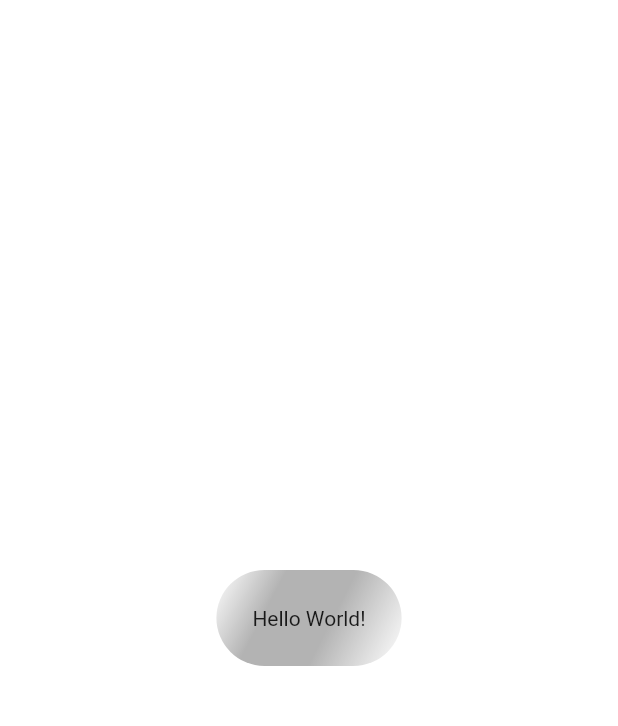
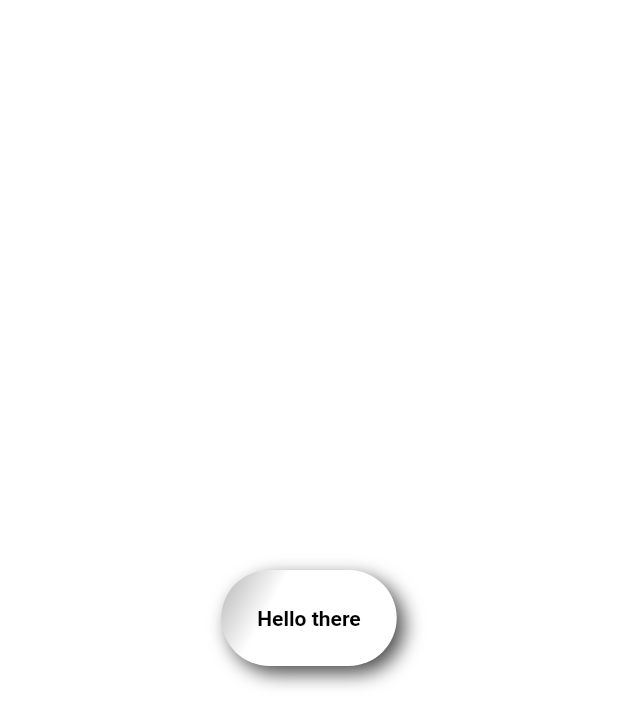
Before and after one commit to Bechkalo/random_color_app, a Flutter app: the screen it shows after launch, on a phone screen of 412 x 824 dp. Shown: the top 726 px of the screen. Run offline on Flutter 3.47's test engine with Material 2 defaults, Android fonts, the phone set to English and light mode, and no system bars; our stand-ins replace freezed_annotation; generated files the repository leaves out were written again.

Commit message:
Implement state management using Provider in the project.

```diff
--- /dev/null
+++ b/lib/presentation/controllers/states/home_page_controller_state.dart
@@ -0,0 +1,23 @@
+import 'package:flutter/material.dart';
+import 'package:freezed_annotation/freezed_annotation.dart';
+
+part 'home_page_controller_state.freezed.dart';
+
+/// A Freezed class that represents the state of the HomePageController widget.
+@freezed
+class HomePageControllerState with _$HomePageControllerState {
+  /// Factory constructor for the HomePageControllerState class.
+  const factory HomePageControllerState({
+    /// Show error on Home Page.
+    @Default(false) bool isError,
+
+    /// Change view of button.
+    @Default(false) bool isPressedButton,
+
+    /// Change color of background.
+    @Default(Colors.white) Color selectedBackgroundColor,
+
+    /// Change color of text.
+    @Default(Colors.black) Color selectedTextColor,
+  }) = _HomePageControllerState;
+}
--- a/lib/presentation/view/pages/home_page.dart
+++ b/lib/presentation/view/pages/home_page.dart
@@ -1,7 +1,11 @@
 import 'package:flutter/material.dart';
+
+import 'package:provider/provider.dart';
+import 'package:random_color_app/presentation/controllers/home_page/home_page_controller.dart';
 import 'package:random_color_app/presentation/view/common_widgets/neumorphic_container.dart';
-import 'package:random_color_app/utility/collection_extensions.dart';
-import 'package:random_color_app/utility/color_utils.dart';
+
+/// A constant maximum number of lines in the text of 2.
+const textMaxLines = 2;
 
 /// This widget is the main page of application.
 class HomePage extends StatefulWidget {
@@ -13,46 +17,81 @@ class HomePage extends StatefulWidget {
 }
 
 class _HomePageState extends State<HomePage> {
-  bool _isPressed = true;
-  Color color = Colors.white;
+  HomePageController screenController = HomePageController();
+
   @override
   Widget build(BuildContext context) {
+    return ChangeNotifierProvider<HomePageController>.value(
+      value: screenController,
+      child: Consumer<HomePageController>(
+        builder: (context, controller, child) {
           // We use a [Listener] to detect when the user
           // presses up and down on the screen.
-    return Listener(
-      onPointerDown: _onPointerDown,
-      onPointerUp: _onPointerUp,
+          return Stack(
+            children: [
+              Listener(
+                onPointerDown: (_) {
+                  controller.isButtonPressed(isPressed: true);
+                },
+                onPointerUp: (_) {
+                  controller.isButtonPressed(isPressed: false);
+                },
                 child: Material(
-        color: color,
+                  color: controller.state.selectedBackgroundColor,
                   child: SafeArea(
                     child: Center(
                       child: NeumorphicContainer(
-              color: color,
-              isPressed: _isPressed,
-              child: const Text(
-                "Hello World!",
-                // To avoid text overflow, we use the following arguments
-                maxLines: 2,
+                        color: controller.state.selectedBackgroundColor,
+                        isPressed: controller.state.isPressedButton,
+                        child: Text(
+                          "Hello there",
+                          style: TextStyle(
+                            color: controller.state.selectedTextColor,
+                            fontWeight: FontWeight.w700,
+                          ),
+                          // To avoid text overflow,
+                          // we use the following arguments
+                          maxLines: textMaxLines,
                           overflow: TextOverflow.ellipsis,
                         ),
                       ),
                     ),
                   ),
                 ),
+              ),
+              // Error state
+              if (controller.state.isError)
+                AnimatedOpacity(
+                  duration: const Duration(milliseconds: 500),
+                  opacity: controller.state.isError ? 1 : 0,
+                  child: Material(
+                    child: Center(
+                      child: Column(
+                        mainAxisAlignment: MainAxisAlignment.center,
+                        children: [
+                          const Text('Something went wrong'),
+                          const SizedBox(height: 40),
+                          ElevatedButton(
+                            onPressed: () {
+                              controller.generateColors();
+                            },
+                            child: const Text("Try again"),
+                          ),
+                        ],
+                      ),
+                    ),
+                  ),
+                ),
+            ],
+          );
+        },
+      ),
     );
   }
 
-  void _onPointerDown(_) {
-    setState(() {
-      _isPressed = true;
-    });
-  }
-
-  void _onPointerUp(_) {
-    setState(() {
-      _isPressed = false;
-      final newColor = ColorUtils.materialColors.getRandom() ?? Colors.black;
-      color = newColor;
-    });
+  @override
+  void dispose() {
+    screenController.dispose();
+    super.dispose();
   }
 }
```
Also changed, not shown: lib/presentation/controllers/home_page/home_page_controller.dart (added, +81 -0 lines), pubspec.yaml (+19 -1 lines), pubspec.lock, 1 other file. Lines whose indentation alone changed are shown as unchanged.
